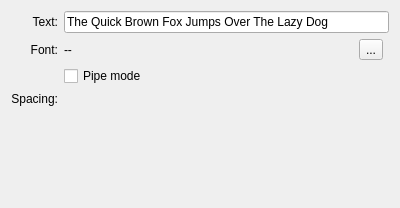
The window that krita/plugins/paintops/libpaintop/forms/wdgtextbrush.ui (KDE/krita) describes before a commit, drawn with Qt 5.
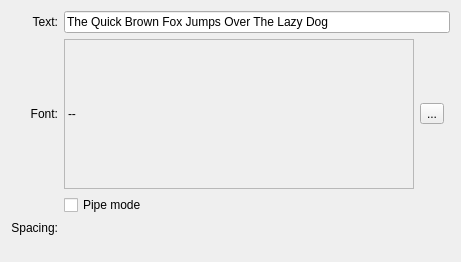
The same window after the commit. Custom widgets are drawn as their Qt base class.

Commit message: BUG:342453 Limit the size of the text brush editor panel

Patch:
```diff
--- a/krita/plugins/paintops/libpaintop/forms/wdgtextbrush.ui
+++ b/krita/plugins/paintops/libpaintop/forms/wdgtextbrush.ui
@@ -6,8 +6,8 @@
    <rect>
     <x>0</x>
     <y>0</y>
-    <width>400</width>
-    <height>208</height>
+    <width>458</width>
+    <height>262</height>
    </rect>
   </property>
   <layout class="QGridLayout" name="gridLayout" columnstretch="0,1,0,0">
@@ -56,11 +56,26 @@
    <item row="2" column="1">
     <widget class="QLabel" name="lblFont">
      <property name="sizePolicy">
-      <sizepolicy hsizetype="Preferred" vsizetype="Preferred">
+      <sizepolicy hsizetype="Fixed" vsizetype="Fixed">
        <horstretch>0</horstretch>
        <verstretch>0</verstretch>
       </sizepolicy>
      </property>
+     <property name="minimumSize">
+      <size>
+       <width>350</width>
+       <height>150</height>
+      </size>
+     </property>
+     <property name="maximumSize">
+      <size>
+       <width>350</width>
+       <height>150</height>
+      </size>
+     </property>
+     <property name="frameShape">
+      <enum>QFrame::StyledPanel</enum>
+     </property>
      <property name="text">
       <string>--</string>
      </property>
```
Left out of the diff: 3 changed lines with no effect on the pictures.
